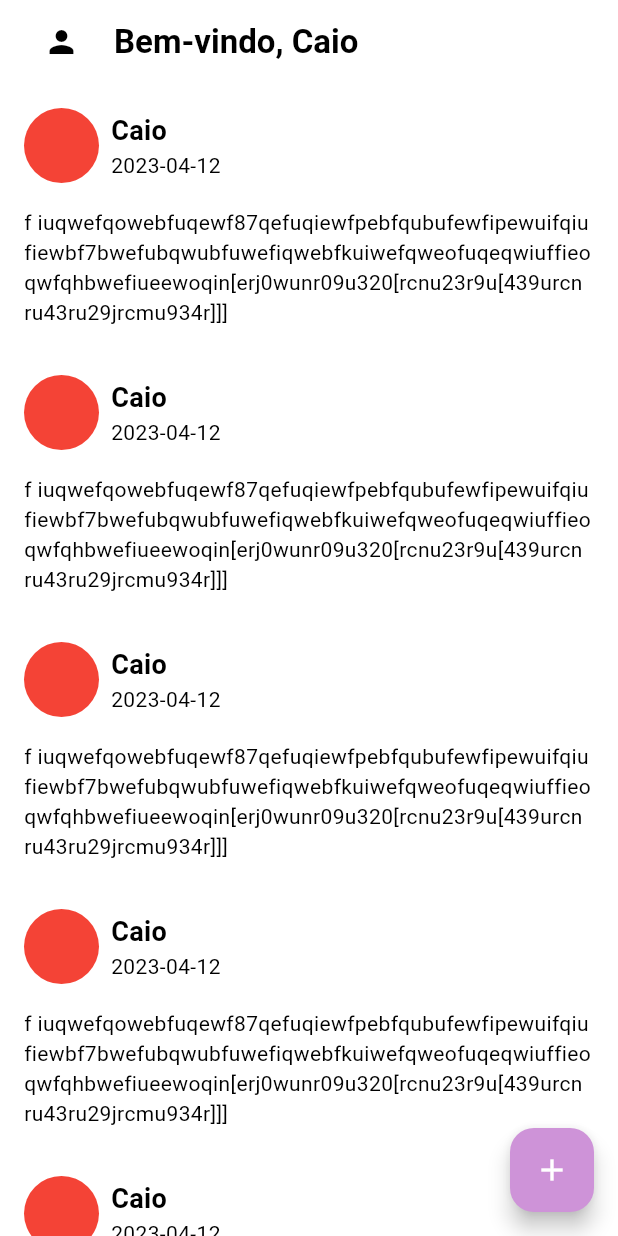
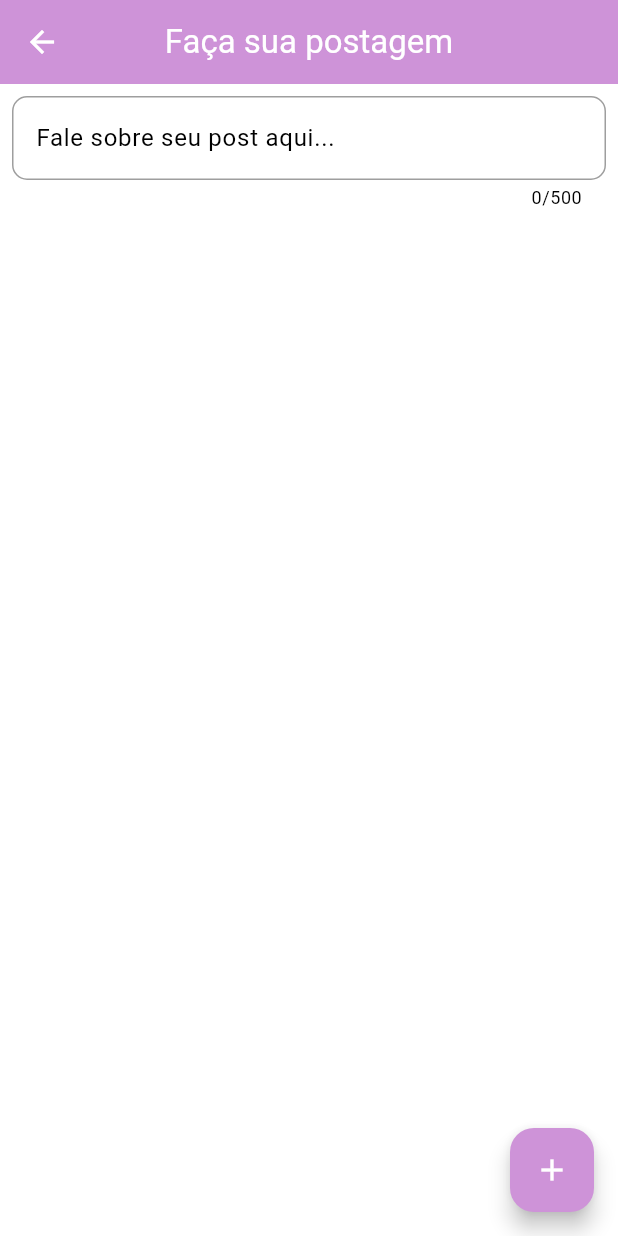
Before and after one commit to CaioReis29/bloc-firebase-instaX, a Flutter app: the screen it shows once a user with an empty profile is signed in, after a tap on the "add" icon, on a phone screen of 412 x 824 dp. Run offline on Flutter 3.47's test engine with Material 2 defaults, Android fonts, the phone set to English and light mode, and no system bars; our stand-ins replace bloc, cloud_firestore, equatable, firebase_auth, firebase_core, firebase_storage and 3 more; accounts and stored records are empty.

Commit message:
feat: post screen created

```diff
--- a/lib/screens/home/home_screen.dart
+++ b/lib/screens/home/home_screen.dart
@@ -5,6 +5,7 @@ import 'package:image_picker/image_picker.dart';
 import 'package:instax/blocs/my_user_bloc/my_user_bloc.dart';
 import 'package:instax/blocs/sign_in_bloc/sign_in_bloc.dart';
 import 'package:instax/blocs/update_user_info_bloc.dart/update_user_info_bloc.dart';
+import 'package:instax/screens/home/post_screen.dart';
 
 class HomeScreen extends StatefulWidget {
   const HomeScreen({super.key});
@@ -27,7 +28,12 @@ class _HomeScreenState extends State<HomeScreen> {
       child: Scaffold(
         backgroundColor: Theme.of(context).colorScheme.background,
         floatingActionButton: FloatingActionButton(
-          onPressed: () {},
+          onPressed: () => Navigator.push(
+            context,
+            MaterialPageRoute(
+              builder: (context) => const PostScreen(),
+            ),
+          ),
           child: const Icon(
             Icons.add,
           ),
@@ -35,7 +41,7 @@ class _HomeScreenState extends State<HomeScreen> {
         appBar: AppBar(
           centerTitle: false,
           elevation: 0,
-          backgroundColor: Theme.of(context).colorScheme.background,
+          backgroundColor: Theme.of(context).colorScheme.primary,
           title:
               BlocBuilder<MyUserBloc, MyUserState>(builder: (context, state) {
             if (state.status == MyUserStatus.success) {
--- /dev/null
+++ b/lib/screens/home/post_screen.dart
@@ -0,0 +1,52 @@
+import 'package:flutter/material.dart';
+
+class PostScreen extends StatelessWidget {
+  const PostScreen({super.key});
+
+  @override
+  Widget build(BuildContext context) {
+    return GestureDetector(
+      onTap: () => FocusScope.of(context).unfocus(),
+      child: Scaffold(
+        floatingActionButton: FloatingActionButton(
+          onPressed: () {},
+          child: const Icon(
+            Icons.add,
+          ),
+        ),
+        appBar: AppBar(
+          elevation: 0,
+          backgroundColor: Theme.of(context).colorScheme.primary,
+          foregroundColor: Colors.white,
+          centerTitle: true,
+          title: const Text('Faça sua postagem'),
+        ),
+        body: SingleChildScrollView(
+          child: Padding(
+            padding: const EdgeInsets.all(8.0),
+            child: TextField(
+              minLines: 1,
+              maxLines: 10,
+              maxLength: 500,
+              decoration: InputDecoration(
+                hintText: "Fale sobre seu post aqui...",
+                enabledBorder: OutlineInputBorder(
+                  borderRadius: BorderRadius.circular(10),
+                  borderSide: const BorderSide(
+                    color: Colors.grey,
+                  ),
+                ),
+                focusedBorder: OutlineInputBorder(
+                  borderRadius: BorderRadius.circular(10),
+                  borderSide: const BorderSide(
+                    color: Colors.grey,
+                  ),
+                ),
+              ),
+            ),
+          ),
+        ),
+      ),
+    );
+  }
+}
```
